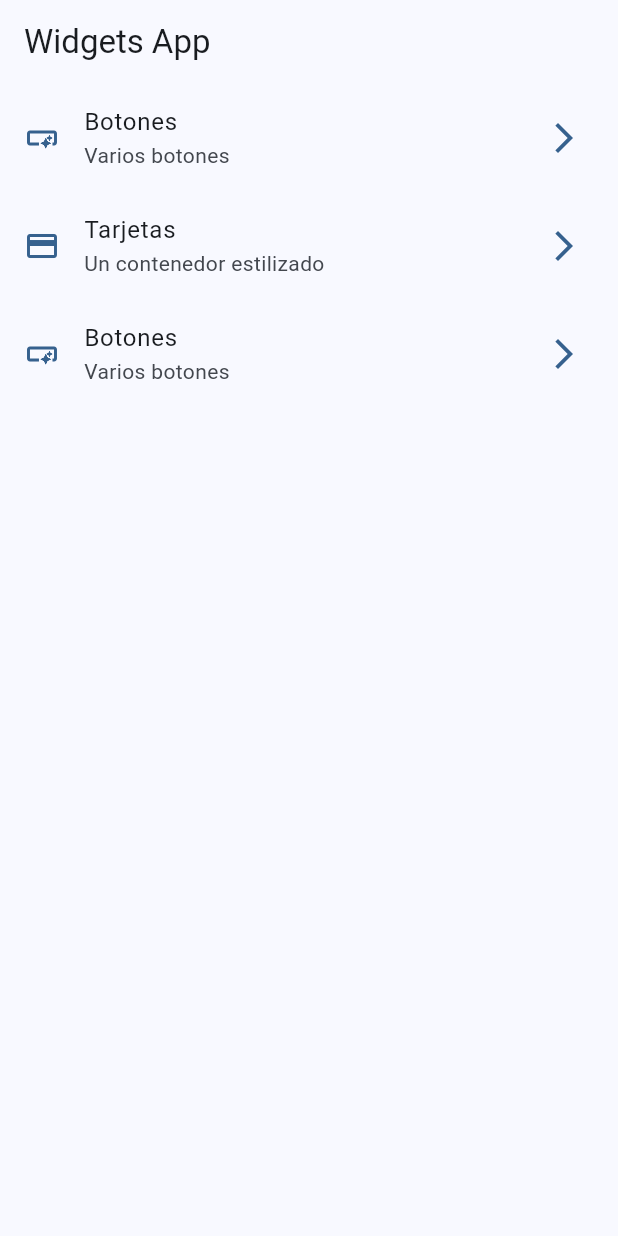
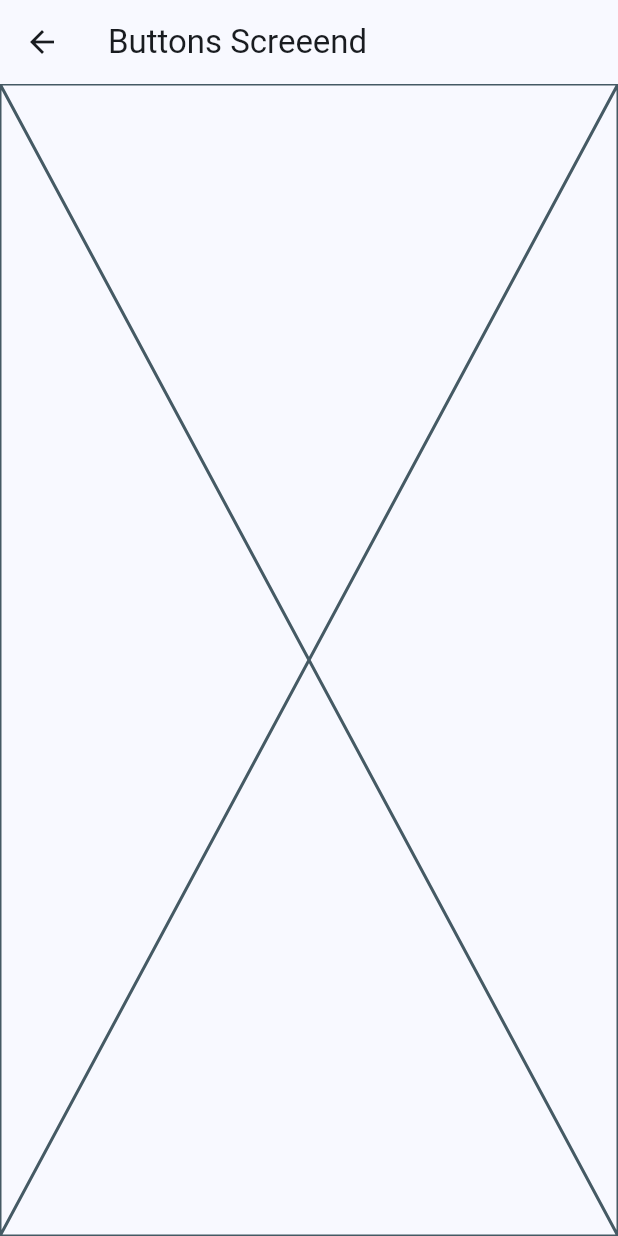
Before and after one commit to RhaFha/flutter-widgets-app, a Flutter app: the screen it shows after launch, after a tap on "Botones", on a phone screen of 412 x 824 dp. Run offline on Flutter 3.47's test engine with Material 2 defaults, Android fonts, the phone set to English and light mode, and no system bars.

```diff
--- a/lib/main.dart
+++ b/lib/main.dart
@@ -1,5 +1,7 @@
 import 'package:flutter/material.dart';
 import 'package:widgets_app/config/theme/app_theme.dart';
+import 'package:widgets_app/presentation/screens/buttons/buttons_screend.dart';
+import 'package:widgets_app/presentation/screens/cards/cards_screend.dart';
 import 'package:widgets_app/presentation/screens/home/home_screen.dart';
 
 void main() {
@@ -15,6 +17,10 @@ class MainApp extends StatelessWidget {
       debugShowCheckedModeBanner: false,
       theme: AppTheme(selecterColor: 0).getTheme(),
       home: HomeScreen(),
+      routes: {
+        '/buttons':(context) => const ButtonsScreend(),
+        '/cards': (context) => const CardsScreend(),
+      },
     );
   }
 }
--- a/lib/menu/menu_item.dart
+++ b/lib/menu/menu_item.dart
@@ -26,7 +26,7 @@ const appMenuItems = <MenuItem>[
   MenuItem(
     title: 'Tarjetas',
     subTilte: 'Un contenedor estilizado',
-    link: '/card',
+    link: '/cards',
     icon: Icons.credit_card,
   ),
   MenuItem(
--- /dev/null
+++ b/lib/presentation/screens/buttons/buttons_screend.dart
@@ -0,0 +1,15 @@
+import 'package:flutter/material.dart';
+
+class ButtonsScreend extends StatelessWidget {
+  const ButtonsScreend({super.key});
+
+  @override
+  Widget build(BuildContext context) {
+    return Scaffold(
+      appBar: AppBar(
+        title: const Text('Buttons Screeend'),
+      ),
+      body: const Placeholder(),
+    );
+  }
+}
--- a/lib/presentation/screens/home/home_screen.dart
+++ b/lib/presentation/screens/home/home_screen.dart
@@ -1,5 +1,6 @@
 import 'package:flutter/material.dart';
 import 'package:widgets_app/menu/menu_item.dart';
+import 'package:widgets_app/presentation/screens/buttons/buttons_screend.dart';
 
 class HomeScreen extends StatelessWidget {
   const HomeScreen({super.key});
@@ -53,6 +54,12 @@ class _CustomListTitle extends StatelessWidget {
       subtitle: Text(listItem.subTilte),
       onTap: (){
         //TODO: Navegar a otras pantallas
+        // Navigator.of(context).push(
+        //   MaterialPageRoute(
+        //     builder: (context) => const ButtonsScreend(),
+        //     )
+        // );
+        Navigator.pushNamed(context, listItem.link);
       },
     );
   }
```
Also changed, not shown: lib/presentation/screens/cards/cards_screend.dart (added, +15 -0 lines).
